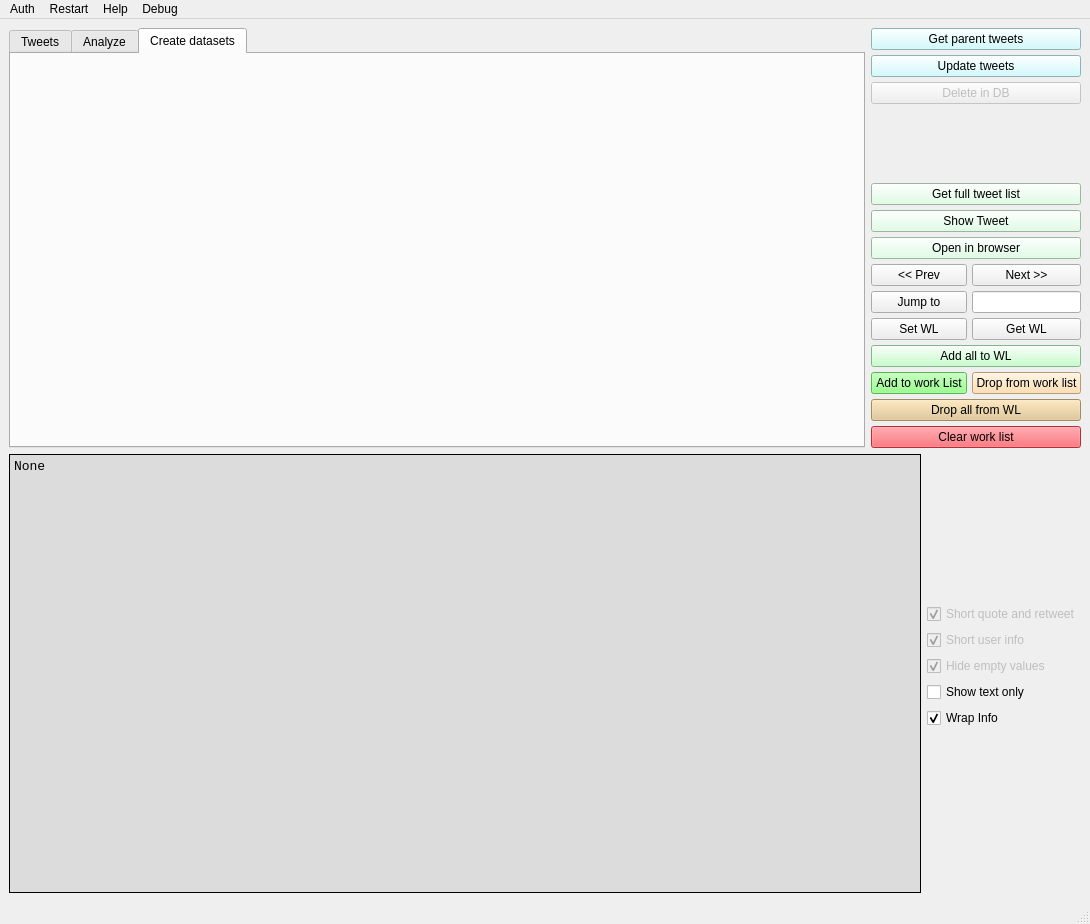
The window that twitter_analyzer/gui/GUI_QT.ui (GrzegorzKrug/TwitterAnalyzer) describes before a commit, drawn with Qt 5.
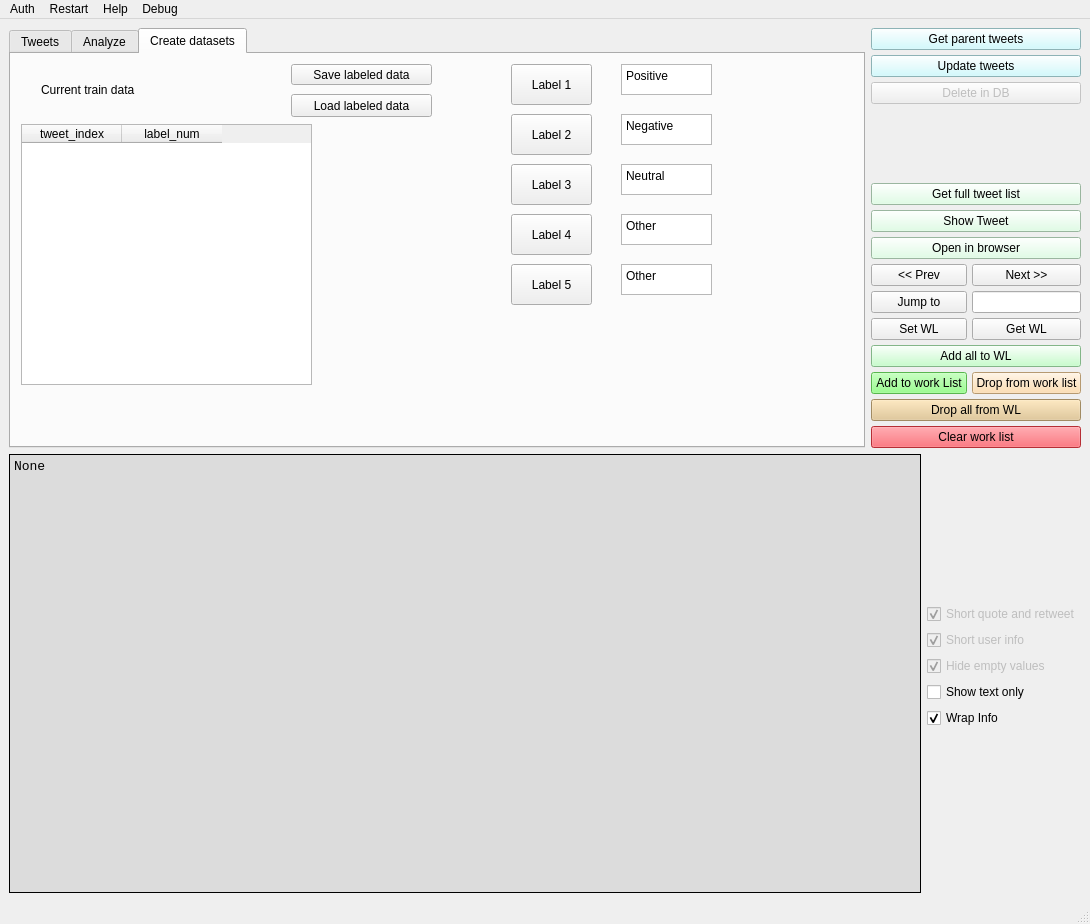
The same window after the commit. The open tabs and pages were chosen to show the change.

```diff
--- a/twitter_analyzer/gui/GUI_QT.ui
+++ b/twitter_analyzer/gui/GUI_QT.ui
@@ -739,6 +739,222 @@
          <attribute name="title">
           <string>Create datasets</string>
          </attribute>
+         <widget class="QPushButton" name="pushButton_add_label1">
+          <property name="geometry">
+           <rect>
+            <x>500</x>
+            <y>10</y>
+            <width>81</width>
+            <height>41</height>
+           </rect>
+          </property>
+          <property name="text">
+           <string>Label 1</string>
+          </property>
+          <property name="shortcut">
+           <string>1</string>
+          </property>
+         </widget>
+         <widget class="QPushButton" name="pushButton_add_label2">
+          <property name="geometry">
+           <rect>
+            <x>500</x>
+            <y>60</y>
+            <width>81</width>
+            <height>41</height>
+           </rect>
+          </property>
+          <property name="text">
+           <string>Label 2</string>
+          </property>
+          <property name="shortcut">
+           <string>2</string>
+          </property>
+         </widget>
+         <widget class="QPushButton" name="pushButton_add_label3">
+          <property name="geometry">
+           <rect>
+            <x>500</x>
+            <y>110</y>
+            <width>81</width>
+            <height>41</height>
+           </rect>
+          </property>
+          <property name="text">
+           <string>Label 3</string>
+          </property>
+          <property name="shortcut">
+           <string>3</string>
+          </property>
+         </widget>
+         <widget class="QPushButton" name="pushButton_add_label4">
+          <property name="geometry">
+           <rect>
+            <x>500</x>
+            <y>160</y>
+            <width>81</width>
+            <height>41</height>
+           </rect>
+          </property>
+          <property name="text">
+           <string>Label 4</string>
+          </property>
+          <property name="shortcut">
+           <string>4</string>
+          </property>
+         </widget>
+         <widget class="QPlainTextEdit" name="plainTextEdit">
+          <property name="geometry">
+           <rect>
+            <x>610</x>
+            <y>10</y>
+            <width>91</width>
+            <height>31</height>
+           </rect>
+          </property>
+          <property name="plainText">
+           <string>Positive</string>
+          </property>
+         </widget>
+         <widget class="QPlainTextEdit" name="plainTextEdit_2">
+          <property name="geometry">
+           <rect>
+            <x>610</x>
+            <y>60</y>
+            <width>91</width>
+            <height>31</height>
+           </rect>
+          </property>
+          <property name="plainText">
+           <string>Negative</string>
+          </property>
+         </widget>
+         <widget class="QPlainTextEdit" name="plainTextEdit_3">
+          <property name="geometry">
+           <rect>
+            <x>610</x>
+            <y>110</y>
+            <width>91</width>
+            <height>31</height>
+           </rect>
+          </property>
+          <property name="plainText">
+           <string>Neutral</string>
+          </property>
+         </widget>
+         <widget class="QPlainTextEdit" name="plainTextEdit_4">
+          <property name="geometry">
+           <rect>
+            <x>610</x>
+            <y>160</y>
+            <width>91</width>
+            <height>31</height>
+           </rect>
+          </property>
+          <property name="plainText">
+           <string>Other</string>
+          </property>
+         </widget>
+         <widget class="QPushButton" name="pushButton_add_label5">
+          <property name="geometry">
+           <rect>
+            <x>500</x>
+            <y>210</y>
+            <width>81</width>
+            <height>41</height>
+           </rect>
+          </property>
+          <property name="text">
+           <string>Label 5</string>
+          </property>
+          <property name="shortcut">
+           <string>5</string>
+          </property>
+         </widget>
+         <widget class="QPlainTextEdit" name="plainTextEdit_5">
+          <property name="geometry">
+           <rect>
+            <x>610</x>
+            <y>210</y>
+            <width>91</width>
+            <height>31</height>
+           </rect>
+          </property>
+          <property name="plainText">
+           <string>Other</string>
+          </property>
+         </widget>
+         <widget class="QLabel" name="label_3">
+          <property name="geometry">
+           <rect>
+            <x>30</x>
+            <y>20</y>
+            <width>151</width>
+            <height>31</height>
+           </rect>
+          </property>
+          <property name="text">
+           <string>Current train data</string>
+          </property>
+         </widget>
+         <widget class="QPushButton" name="pushButton_7">
+          <property name="geometry">
+           <rect>
+            <x>280</x>
+            <y>10</y>
+            <width>141</width>
+            <height>21</height>
+           </rect>
+          </property>
+          <property name="text">
+           <string>Save labeled data</string>
+          </property>
+         </widget>
+         <widget class="QPushButton" name="pushButton_8">
+          <property name="geometry">
+           <rect>
+            <x>280</x>
+            <y>40</y>
+            <width>141</width>
+            <height>23</height>
+           </rect>
+          </property>
+          <property name="text">
+           <string>Load labeled data</string>
+          </property>
+         </widget>
+         <widget class="QTableWidget" name="tableWidget_labeled_data">
+          <property name="geometry">
+           <rect>
+            <x>10</x>
+            <y>70</y>
+            <width>291</width>
+            <height>261</height>
+           </rect>
+          </property>
+          <property name="editTriggers">
+           <set>QAbstractItemView::NoEditTriggers</set>
+          </property>
+          <property name="selectionBehavior">
+           <enum>QAbstractItemView::SelectRows</enum>
+          </property>
+          <property name="rowCount">
+           <number>0</number>
+          </property>
+          <property name="columnCount">
+           <number>2</number>
+          </property>
+          <column>
+           <property name="text">
+            <string>tweet_index</string>
+           </property>
+          </column>
+          <column>
+           <property name="text">
+            <string>label_num</string>
+           </property>
+          </column>
+         </widget>
         </widget>
        </widget>
       </item>
```
Left out of the diff: 2 changed lines with no effect on the pictures.
